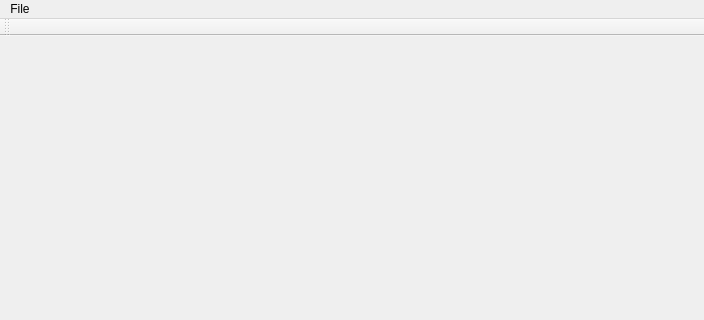
First picture: the form in src/mainwindow.ui, repository sergiorf/brANPR, before the edit; both pictures show x 0 to 704 and y 0 to 320 of the 704 by 463 pixel window.
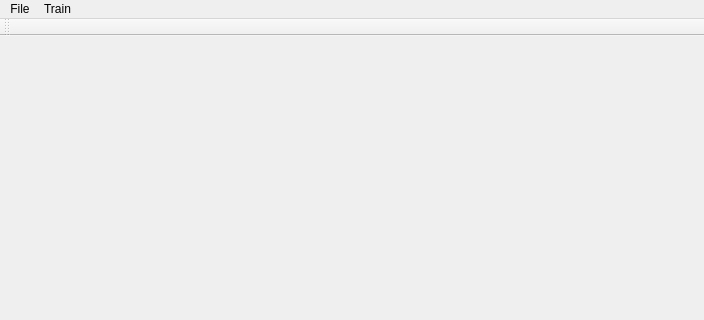
Second picture: the form after the edit.

Patch:
```diff
--- a/src/mainwindow.ui
+++ b/src/mainwindow.ui
@@ -109,7 +109,14 @@
     </property>
     <addaction name="actionOpen_Folder"/>
    </widget>
+   <widget class="QMenu" name="menuTrain">
+    <property name="title">
+     <string>Train</string>
+    </property>
+    <addaction name="actionTrainPlates"/>
+   </widget>
    <addaction name="menuFile"/>
+   <addaction name="menuTrain"/>
   </widget>
   <widget class="QToolBar" name="mainToolBar">
    <attribute name="toolBarArea">
```
Left out of the diff: 5 changed lines with no effect on the pictures.
